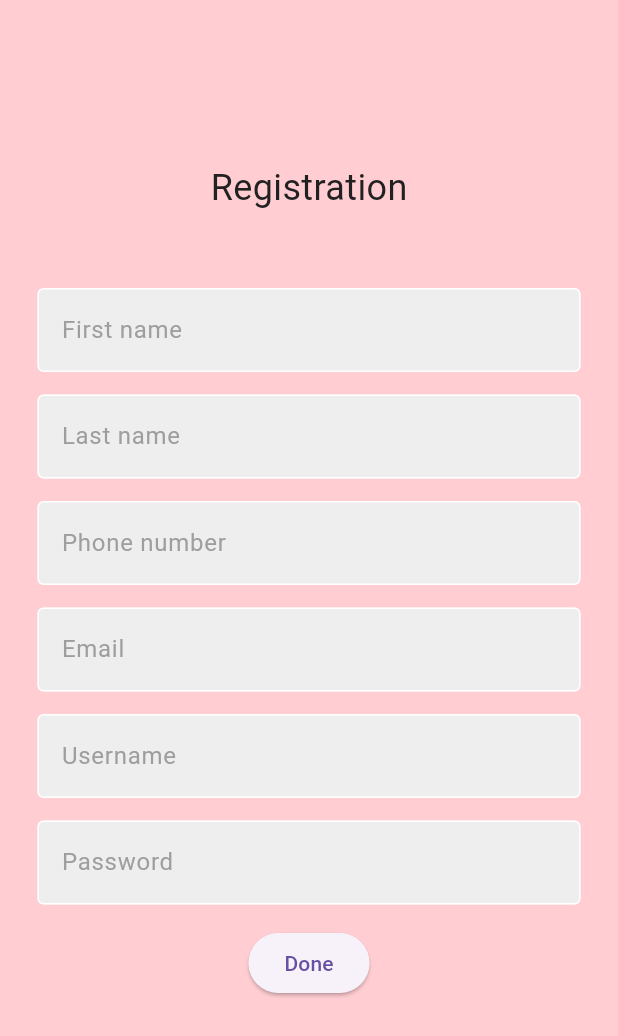
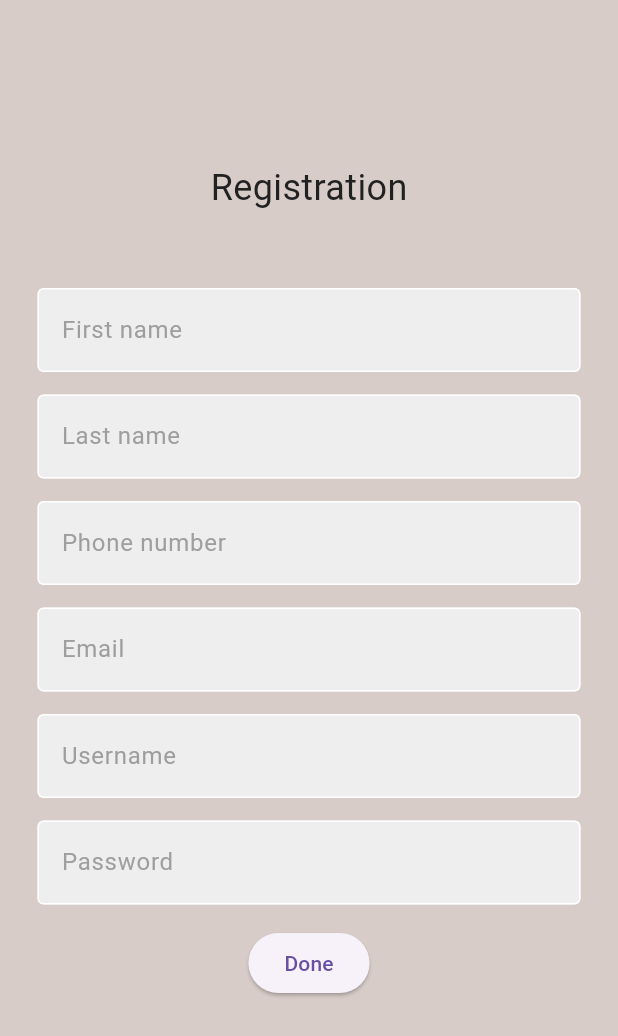
Before and after one commit to yoko3new/Virtual-Pet-App, a Flutter app: the RegistrationPage screen opened by its route, on a phone screen of 412 x 824 dp. Shown: the top 1036 px of the screen. Run offline on Flutter 3.47's test engine with Material 3 defaults, Android fonts, the phone set to English and light mode, and no system bars.

Commit message:
Update registration_page.dart

```diff
--- a/lib/pages/registration_page.dart
+++ b/lib/pages/registration_page.dart
@@ -1,7 +1,5 @@
 import 'package:flutter/material.dart';
-import 'package:login/components/my_button.dart';
 import 'package:login/components/my_textfield.dart';
-import 'package:login/components/square_tile.dart';
 
 class RegistrationPage extends StatelessWidget {
   RegistrationPage({super.key});
@@ -21,7 +19,7 @@ class RegistrationPage extends StatelessWidget {
   @override
   Widget build(BuildContext context) {
     return Scaffold(
-      backgroundColor: Colors.red[100],
+      backgroundColor: Colors.brown[100],
       body: SafeArea(
         child: Center(
           child: Column(
@@ -99,8 +97,6 @@ class RegistrationPage extends StatelessWidget {
 
 
 
-
-
               // done button
 
               ElevatedButton(
```
